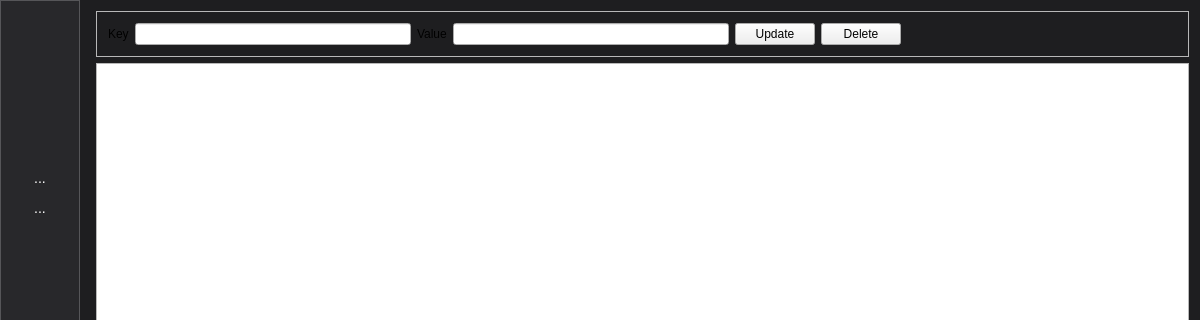
Before: the Qt Designer form MainWindow.ui in deltaxrobot/Delta-X-Software, drawn with Qt 5; both pictures show x 0 to 1200 and y 0 to 320 of the 1200 by 700 pixel window.
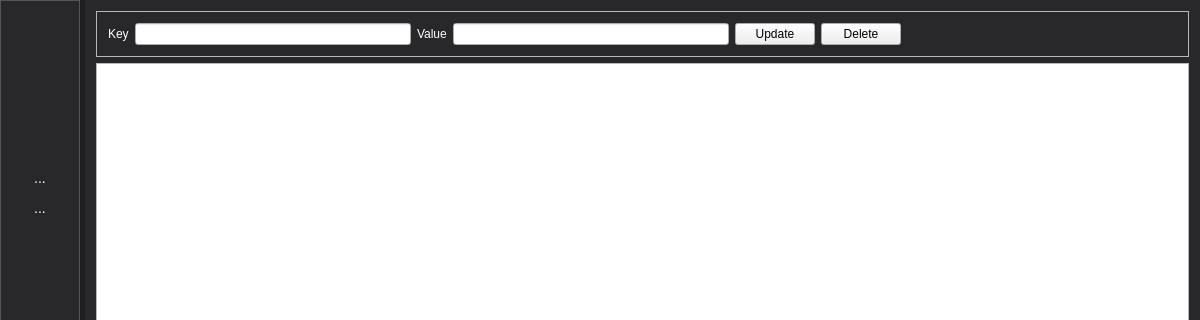
After: the same form once the commit is applied. The open tabs and pages were chosen to show the change. Icons and pictures are not drawn.

```diff
--- a/MainWindow.ui
+++ b/MainWindow.ui
@@ -725,7 +725,10 @@
             </property>
             <widget class="QWidget" name="pVariable">
              <property name="styleSheet">
-              <string notr="true"/>
+              <string notr="true">#pVariable
+{	
+	background-color: rgb(40, 40, 43);
+}</string>
              </property>
              <layout class="QVBoxLayout" name="verticalLayout_4">
               <item>
@@ -736,6 +739,12 @@
                   <height>25</height>
                  </size>
                 </property>
+                <property name="styleSheet">
+                 <string notr="true">QLabel
+{	
+	color: rgb(255, 255, 255);
+}</string>
+                </property>
                 <property name="frameShape">
                  <enum>QFrame::StyledPanel</enum>
                 </property>
```
Left out of the diff: 123 changed lines with no effect on the pictures.
